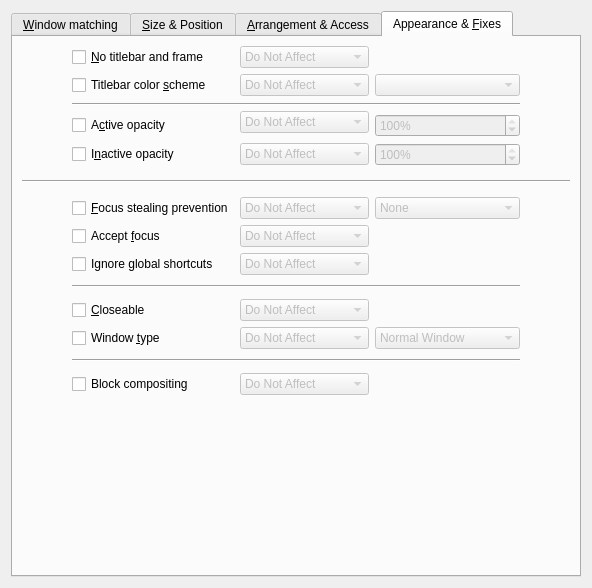
Qt form kcmkwin/kwinrules/ruleswidgetbase.ui (KDE/kwin) before a commit.
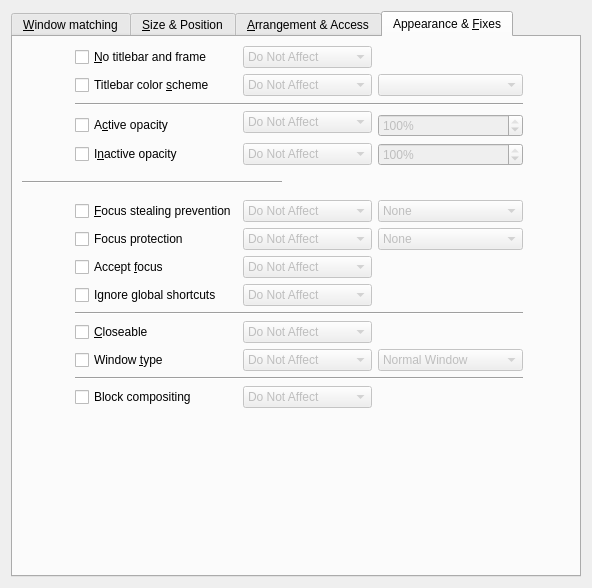
The same form after that commit. The open tabs and pages were chosen to show the change. Custom widgets are drawn as their Qt base class.

Commit message:
Add rule to protect the focus on a window
This allows to pin the focus on certain window as well
as to more easily give it away on others (typically launchers)

FIXED-IN: 5.5

```diff
--- a/kcmkwin/kwinrules/ruleswidgetbase.ui
+++ b/kcmkwin/kwinrules/ruleswidgetbase.ui
@@ -1902,42 +1902,6 @@
        <string>Appearance &amp;&amp; &amp;Fixes</string>
       </attribute>
       <layout class="QGridLayout" name="gridLayout">
-       <item row="11" column="5" rowspan="2" colspan="2">
-        <widget class="YesNoBox" name="acceptfocus" native="true">
-         <property name="enabled">
-          <bool>false</bool>
-         </property>
-        </widget>
-       </item>
-       <item row="3" column="2" rowspan="2" colspan="3">
-        <widget class="QComboBox" name="rule_opacityactive">
-         <property name="enabled">
-          <bool>false</bool>
-         </property>
-         <item>
-          <property name="text">
-           <string>Do Not Affect</string>
-          </property>
-         </item>
-         <item>
-          <property name="text">
-           <string>Force</string>
-          </property>
-         </item>
-         <item>
-          <property name="text">
-           <string>Force Temporarily</string>
-          </property>
-         </item>
-        </widget>
-       </item>
-       <item row="23" column="1" rowspan="2">
-        <widget class="QCheckBox" name="enable_blockcompositing">
-         <property name="text">
-          <string>Block compositing</string>
-         </property>
-        </widget>
-       </item>
        <item row="0" column="1">
         <widget class="QCheckBox" name="enable_noborder">
          <property name="text">
@@ -1982,13 +1946,78 @@
          </item>
         </widget>
        </item>
-       <item row="2" column="1" rowspan="2" colspan="6">
+       <item row="0" column="5">
+        <widget class="YesNoBox" name="noborder" native="true">
+         <property name="enabled">
+          <bool>false</bool>
+         </property>
+        </widget>
+       </item>
+       <item row="1" column="1">
+        <widget class="QCheckBox" name="enable_decocolor">
+         <property name="text">
+          <string>Titlebar color &amp;scheme</string>
+         </property>
+        </widget>
+       </item>
+       <item row="1" column="2" colspan="3">
+        <widget class="QComboBox" name="rule_decocolor">
+         <property name="enabled">
+          <bool>false</bool>
+         </property>
+         <item>
+          <property name="text">
+           <string>Do Not Affect</string>
+          </property>
+         </item>
+         <item>
+          <property name="text">
+           <string>Force</string>
+          </property>
+         </item>
+         <item>
+          <property name="text">
+           <string>Force Temporarily</string>
+          </property>
+         </item>
+        </widget>
+       </item>
+       <item row="1" column="5">
+        <widget class="QComboBox" name="decocolor">
+         <property name="enabled">
+          <bool>false</bool>
+         </property>
+        </widget>
+       </item>
+       <item row="2" column="1" rowspan="2" colspan="5">
         <widget class="Line" name="line_9">
          <property name="orientation">
           <enum>Qt::Horizontal</enum>
          </property>
         </widget>
        </item>
+       <item row="3" column="2" rowspan="2" colspan="3">
+        <widget class="QComboBox" name="rule_opacityactive">
+         <property name="enabled">
+          <bool>false</bool>
+         </property>
+         <item>
+          <property name="text">
+           <string>Do Not Affect</string>
+          </property>
+         </item>
+         <item>
+          <property name="text">
+           <string>Force</string>
+          </property>
+         </item>
+         <item>
+          <property name="text">
+           <string>Force Temporarily</string>
+          </property>
+         </item>
+        </widget>
+       </item>
        <item row="4" column="1">
         <widget class="QCheckBox" name="enable_opacityactive">
          <property name="text">
@@ -1996,20 +2025,7 @@
          </property>
         </widget>
        </item>
-       <item row="10" column="0" rowspan="3">
-        <spacer name="horizontalSpacer_10">
-         <property name="orientation">
-          <enum>Qt::Horizontal</enum>
-         </property>
-         <property name="sizeHint" stdset="0">
-          <size>
-           <width>40</width>
-           <height>20</height>
-          </size>
-         </property>
-        </spacer>
-       </item>
-       <item row="4" column="5" colspan="2">
+       <item row="4" column="5">
         <widget class="QSpinBox" name="opacityactive">
          <property name="enabled">
           <bool>false</bool>
@@ -2054,7 +2070,7 @@
          </item>
         </widget>
        </item>
-       <item row="5" column="5" colspan="2">
+       <item row="5" column="5">
         <widget class="QSpinBox" name="opacityinactive">
          <property name="enabled">
           <bool>false</bool>
@@ -2070,7 +2086,30 @@
          </property>
         </widget>
        </item>
-       <item row="9" column="3">
+       <item row="6" column="0" rowspan="2" colspan="3">
+        <widget class="Line" name="line_15">
+         <property name="orientation">
+          <enum>Qt::Horizontal</enum>
+         </property>
+        </widget>
+       </item>
+       <item row="6" column="3">
+        <spacer name="verticalSpacer_4">
+         <property name="orientation">
+          <enum>Qt::Vertical</enum>
+         </property>
+         <property name="sizeType">
+          <enum>QSizePolicy::Fixed</enum>
+         </property>
+         <property name="sizeHint" stdset="0">
+          <size>
+           <width>20</width>
+           <height>8</height>
+          </size>
+         </property>
+        </spacer>
+       </item>
+       <item row="7" column="3">
         <spacer name="verticalSpacer_9">
          <property name="orientation">
           <enum>Qt::Vertical</enum>
@@ -2086,7 +2125,169 @@
          </property>
         </spacer>
        </item>
-       <item row="11" column="1" rowspan="2">
+       <item row="8" column="0">
+        <spacer name="horizontalSpacer_10">
+         <property name="orientation">
+          <enum>Qt::Horizontal</enum>
+         </property>
+         <property name="sizeHint" stdset="0">
+          <size>
+           <width>40</width>
+           <height>20</height>
+          </size>
+         </property>
+        </spacer>
+       </item>
+       <item row="8" column="1">
+        <widget class="QCheckBox" name="enable_fsplevel">
+         <property name="toolTip">
+          <string>KWin tries to prevent windows from taking the focus
+(&quot;activate&quot;) while you're working in another window,
+but this may sometimes fail or superact.
+&quot;None&quot; will unconditionally allow this window to get the focus while
+&quot;Extreme&quot; will completely prevent it from taking the focus.</string>
+         </property>
+         <property name="text">
+          <string>&amp;Focus stealing prevention</string>
+         </property>
+        </widget>
+       </item>
+       <item row="8" column="2" colspan="3">
+        <widget class="QComboBox" name="rule_fsplevel">
+         <property name="enabled">
+          <bool>false</bool>
+         </property>
+         <item>
+          <property name="text">
+           <string>Do Not Affect</string>
+          </property>
+         </item>
+         <item>
+          <property name="text">
+           <string>Force</string>
+          </property>
+         </item>
+         <item>
+          <property name="text">
+           <string>Force Temporarily</string>
+          </property>
+         </item>
+        </widget>
+       </item>
+       <item row="8" column="5">
+        <widget class="KComboBox" name="fsplevel">
+         <property name="enabled">
+          <bool>false</bool>
+         </property>
+         <item>
+          <property name="text">
+           <string comment="no focus stealing prevention">None</string>
+          </property>
+         </item>
+         <item>
+          <property name="text">
+           <string>Low</string>
+          </property>
+         </item>
+         <item>
+          <property name="text">
+           <string>Normal</string>
+          </property>
+         </item>
+         <item>
+          <property name="text">
+           <string>High</string>
+          </property>
+         </item>
+         <item>
+          <property name="text">
+           <string>Extreme</string>
+          </property>
+         </item>
+        </widget>
+       </item>
+       <item row="8" column="6">
+        <spacer name="horizontalSpacer_4">
+         <property name="orientation">
+          <enum>Qt::Horizontal</enum>
+         </property>
+         <property name="sizeHint" stdset="0">
+          <size>
+           <width>40</width>
+           <height>20</height>
+          </size>
+         </property>
+        </spacer>
+       </item>
+       <item row="9" column="1">
+        <widget class="QCheckBox" name="enable_fpplevel">
+         <property name="toolTip">
+          <string>This controls the focus protection of the currenly active window.
+None will always give the focus away,
+Extreme will keep it.
+Otherwise it's interleaved with the stealing prevention
+assigned to the window that wants the focus.</string>
+         </property>
+         <property name="text">
+          <string>Focus protection</string>
+         </property>
+        </widget>
+       </item>
+       <item row="9" column="2" colspan="3">
+        <widget class="QComboBox" name="rule_fpplevel">
+         <property name="enabled">
+          <bool>false</bool>
+         </property>
+         <item>
+          <property name="text">
+           <string>Do Not Affect</string>
+          </property>
+         </item>
+         <item>
+          <property name="text">
+           <string>Force</string>
+          </property>
+         </item>
+         <item>
+          <property name="text">
+           <string>Force Temporarily</string>
+          </property>
+         </item>
+        </widget>
+       </item>
+       <item row="9" column="5">
+        <widget class="KComboBox" name="fpplevel">
+         <property name="enabled">
+          <bool>false</bool>
+         </property>
+         <item>
+          <property name="text">
+           <string comment="no focus stealing prevention">None</string>
+          </property>
+         </item>
+         <item>
+          <property name="text">
+           <string>Low</string>
+          </property>
+         </item>
+         <item>
+          <property name="text">
+           <string>Normal</string>
+          </property>
+         </item>
+         <item>
+          <property name="text">
+           <string>High</string>
+          </property>
+         </item>
+         <item>
+          <property name="text">
+           <string>Extreme</string>
+          </property>
+         </item>
+        </widget>
+       </item>
+       <item row="10" column="1">
         <widget class="QCheckBox" name="enable_acceptfocus">
          <property name="toolTip">
           <string>Windows may prevent to get the focus (activate) when being clicked.
@@ -2098,7 +2299,7 @@
          </property>
         </widget>
        </item>
-       <item row="11" column="2" rowspan="2" colspan="3">
+       <item row="10" column="2" colspan="3">
         <widget class="QComboBox" name="rule_acceptfocus">
          <property name="enabled">
           <bool>false</bool>
@@ -2120,14 +2321,14 @@
          </item>
         </widget>
        </item>
-       <item row="14" column="1" rowspan="3" colspan="6">
-        <widget class="Line" name="line_6">
-         <property name="orientation">
-          <enum>Qt::Horizontal</enum>
+       <item row="10" column="5">
+        <widget class="YesNoBox" name="acceptfocus" native="true">
+         <property name="enabled">
+          <bool>false</bool>
          </property>
         </widget>
        </item>
-       <item row="13" column="1">
+       <item row="11" column="1">
         <widget class="QCheckBox" name="enable_disableglobalshortcuts">
          <property name="toolTip">
           <string>When used, a window will receive
@@ -2147,7 +2348,7 @@
          </property>
         </widget>
        </item>
-       <item row="13" column="2" colspan="3">
+       <item row="11" column="2" colspan="3">
         <widget class="QComboBox" name="rule_disableglobalshortcuts">
          <property name="enabled">
           <bool>false</bool>
@@ -2169,35 +2370,64 @@
          </item>
         </widget>
        </item>
-       <item row="17" column="1" rowspan="2">
+       <item row="11" column="5">
+        <widget class="YesNoBox" name="disableglobalshortcuts" native="true">
+         <property name="enabled">
+          <bool>false</bool>
+         </property>
+        </widget>
+       </item>
+       <item row="12" column="1" colspan="5">
+        <widget class="Line" name="line_6">
+         <property name="orientation">
+          <enum>Qt::Horizontal</enum>
+         </property>
+        </widget>
+       </item>
+       <item row="13" column="1">
         <widget class="QCheckBox" name="enable_closeable">
          <property name="text">
           <string>&amp;Closeable</string>
          </property>
         </widget>
        </item>
-       <item row="19" column="1">
+       <item row="13" column="2" colspan="3">
+        <widget class="QComboBox" name="rule_closeable">
+         <property name="enabled">
+          <bool>false</bool>
+         </property>
+         <item>
+          <property name="text">
+           <string>Do Not Affect</string>
+          </property>
+         </item>
+         <item>
+          <property name="text">
+           <string>Force</string>
+          </property>
+         </item>
+         <item>
+          <property name="text">
+           <string>Force Temporarily</string>
+          </property>
+         </item>
+        </widget>
+       </item>
+       <item row="13" column="5">
+        <widget class="YesNoBox" name="closeable" native="true">
+         <property name="enabled">
+          <bool>false</bool>
+         </property>
+        </widget>
+       </item>
+       <item row="14" column="1">
         <widget class="QCheckBox" name="enable_type">
          <property name="text">
           <string>Window &amp;type</string>
          </property>
         </widget>
        </item>
-       <item row="17" column="5" rowspan="2" colspan="2">
-        <widget class="YesNoBox" name="closeable" native="true">
-         <property name="enabled">
-          <bool>false</bool>
-         </property>
-        </widget>
-       </item>
-       <item row="20" column="1" rowspan="3" colspan="6">
-        <widget class="Line" name="line_7">
-         <property name="orientation">
-          <enum>Qt::Horizontal</enum>
-         </property>
-        </widget>
-       </item>
-       <item row="19" column="2" colspan="3">
+       <item row="14" column="2" colspan="3">
         <widget class="QComboBox" name="rule_type">
          <property name="enabled">
           <bool>false</bool>
@@ -2219,7 +2449,7 @@
          </item>
         </widget>
        </item>
-       <item row="19" column="5" colspan="2">
+       <item row="14" column="5">
         <widget class="QComboBox" name="type">
          <property name="enabled">
           <bool>false</bool>
@@ -2271,37 +2501,50 @@
          </item>
         </widget>
        </item>
-       <item row="7" column="3">
-        <spacer name="verticalSpacer_4">
-         <property name="orientation">
-          <enum>Qt::Vertical</enum>
-         </property>
-         <property name="sizeType">
-          <enum>QSizePolicy::Fixed</enum>
-         </property>
-         <property name="sizeHint" stdset="0">
-          <size>
-           <width>20</width>
-           <height>8</height>
-          </size>
-         </property>
-        </spacer>
-       </item>
-       <item row="8" column="0" colspan="8">
-        <widget class="Line" name="line_15">
+       <item row="15" column="1" colspan="5">
+        <widget class="Line" name="line_7">
          <property name="orientation">
           <enum>Qt::Horizontal</enum>
          </property>
         </widget>
        </item>
-       <item row="23" column="5" rowspan="2" colspan="2">
+       <item row="16" column="1">
+        <widget class="QCheckBox" name="enable_blockcompositing">
+         <property name="text">
+          <string>Block compositing</string>
+         </property>
+        </widget>
+       </item>
+       <item row="16" column="2" colspan="3">
+        <widget class="QComboBox" name="rule_blockcompositing">
+         <property name="enabled">
+          <bool>false</bool>
+         </property>
+         <item>
+          <property name="text">
+           <string>Do Not Affect</string>
+          </property>
+         </item>
+         <item>
+          <property name="text">
+           <string>Force</string>
+          </property>
+         </item>
+         <item>
+          <property name="text">
+           <string>Force Temporarily</string>
+          </property>
+         </item>
+        </widget>
+       </item>
+       <item row="16" column="5">
         <widget class="YesNoBox" name="blockcompositing" native="true">
          <property name="enabled">
           <bool>false</bool>
          </property>
         </widget>
        </item>
-       <item row="25" column="2" colspan="2">
+       <item row="17" column="2">
         <spacer name="verticalSpacer_5">
          <property name="orientation">
           <enum>Qt::Vertical</enum>
@@ -2314,181 +2557,6 @@
          </property>
         </spacer>
        </item>
-       <item row="13" column="5" colspan="2">
-        <widget class="YesNoBox" name="disableglobalshortcuts" native="true">
-         <property name="enabled">
-          <bool>false</bool>
-         </property>
-        </widget>
-       </item>
-       <item row="10" column="7" rowspan="3">
-        <spacer name="horizontalSpacer_4">
-         <property name="orientation">
-          <enum>Qt::Horizontal</enum>
-         </property>
-         <property name="sizeHint" stdset="0">
-          <size>
-           <width>40</width>
-           <height>20</height>
-          </size>
-         </property>
-        </spacer>
-       </item>
-       <item row="0" column="5" colspan="2">
-        <widget class="YesNoBox" name="noborder" native="true">
-         <property name="enabled">
-          <bool>false</bool>
-         </property>
-        </widget>
-       </item>
-       <item row="17" column="2" rowspan="2" colspan="3">
-        <widget class="QComboBox" name="rule_closeable">
-         <property name="enabled">
-          <bool>false</bool>
-         </property>
-         <item>
-          <property name="text">
-           <string>Do Not Affect</string>
-          </property>
-         </item>
-         <item>
-          <property name="text">
-           <string>Force</string>
-          </property>
-         </item>
-         <item>
-          <property name="text">
-           <string>Force Temporarily</string>
-          </property>
-         </item>
-        </widget>
-       </item>
-       <item row="10" column="5" colspan="2">
-        <widget class="KComboBox" name="fsplevel">
-         <property name="enabled">
-          <bool>false</bool>
-         </property>
-         <item>
-          <property name="text">
-           <string comment="no focus stealing prevention">None</string>
-          </property>
-         </item>
-         <item>
-          <property name="text">
-           <string>Low</string>
-          </property>
-         </item>
-         <item>
-          <property name="text">
-           <string>Normal</string>
-          </property>
-         </item>
-         <item>
-          <property name="text">
-           <string>High</string>
-          </property>
-         </item>
-         <item>
-          <property name="text">
-           <string>Extreme</string>
-          </property>
-         </item>
-        </widget>
-       </item>
-       <item row="23" column="2" rowspan="2" colspan="3">
-        <widget class="QComboBox" name="rule_blockcompositing">
-         <property name="enabled">
-          <bool>false</bool>
-         </property>
-         <item>
-          <property name="text">
-           <string>Do Not Affect</string>
-          </property>
-         </item>
-         <item>
-          <property name="text">
-           <string>Force</string>
-          </property>
-         </item>
-         <item>
-          <property name="text">
-           <string>Force Temporarily</string>
-          </property>
-         </item>
-        </widget>
-       </item>
-       <item row="10" column="2" colspan="3">
-        <widget class="QComboBox" name="rule_fsplevel">
-         <property name="enabled">
-          <bool>false</bool>
-         </property>
-         <item>
-          <property name="text">
-           <string>Do Not Affect</string>
-          </property>
-         </item>
-         <item>
-          <property name="text">
-           <string>Force</string>
-          </property>
-         </item>
-         <item>
-          <property name="text">
-           <string>Force Temporarily</string>
-          </property>
-         </item>
-        </widget>
-       </item>
-       <item row="10" column="1">
-        <widget class="QCheckBox" name="enable_fsplevel">
-         <property name="toolTip">
-          <string>KWin tries to prevent windows from taking the focus
-(&quot;activate&quot;) while you're working in another window,
-but this may sometimes fail or superact.
-&quot;None&quot; will unconditionally allow this window to get the focus while
-&quot;Extreme&quot; will completely prevent it from taking the focus.</string>
-         </property>
-         <property name="text">
-          <string>&amp;Focus stealing prevention</string>
-         </property>
-        </widget>
-       </item>
-       <item row="1" column="1">
-        <widget class="QCheckBox" name="enable_decocolor">
-         <property name="text">
-          <string>Titlebar color &amp;scheme</string>
-         </property>
-        </widget>
-       </item>
-       <item row="1" column="5" colspan="2">
-        <widget class="QComboBox" name="decocolor">
-         <property name="enabled">
-          <bool>false</bool>
-         </property>
-        </widget>
-       </item>
-       <item row="1" column="2" colspan="3">
-        <widget class="QComboBox" name="rule_decocolor">
-         <property name="enabled">
-          <bool>false</bool>
-         </property>
-         <item>
-          <property name="text">
-           <string>Do Not Affect</string>
-          </property>
-         </item>
-         <item>
-          <property name="text">
-           <string>Force</string>
-          </property>
-         </item>
-         <item>
-          <property name="text">
-           <string>Force Temporarily</string>
-          </property>
-         </item>
-        </widget>
-       </item>
       </layout>
      </widget>
     </widget>
@@ -2496,16 +2564,16 @@
   </layout>
  </widget>
  <customwidgets>
-  <customwidget>
-   <class>KComboBox</class>
-   <extends>QComboBox</extends>
-   <header>kcombobox.h</header>
-  </customwidget>
   <customwidget>
    <class>KLineEdit</class>
    <extends>QLineEdit</extends>
    <header>klineedit.h</header>
   </customwidget>
+  <customwidget>
+   <class>KComboBox</class>
+   <extends>QComboBox</extends>
+   <header>kcombobox.h</header>
+  </customwidget>
   <customwidget>
    <class>YesNoBox</class>
    <extends>QWidget</extends>
```
Left out of the diff: 6 changed lines with no effect on the pictures. The commit also changes 5 other files.
